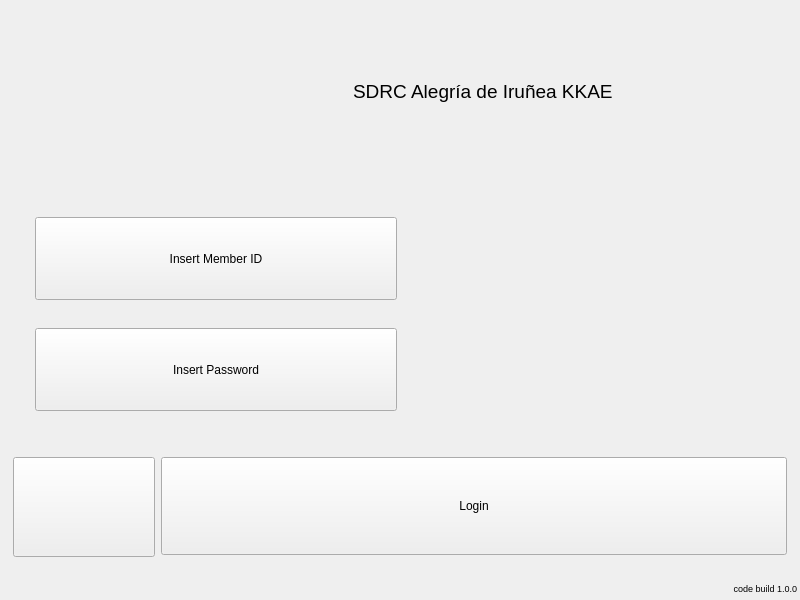
First picture: the form in penyamanager/loginwindow.ui, repository eguzki/penyamanager, before the edit.
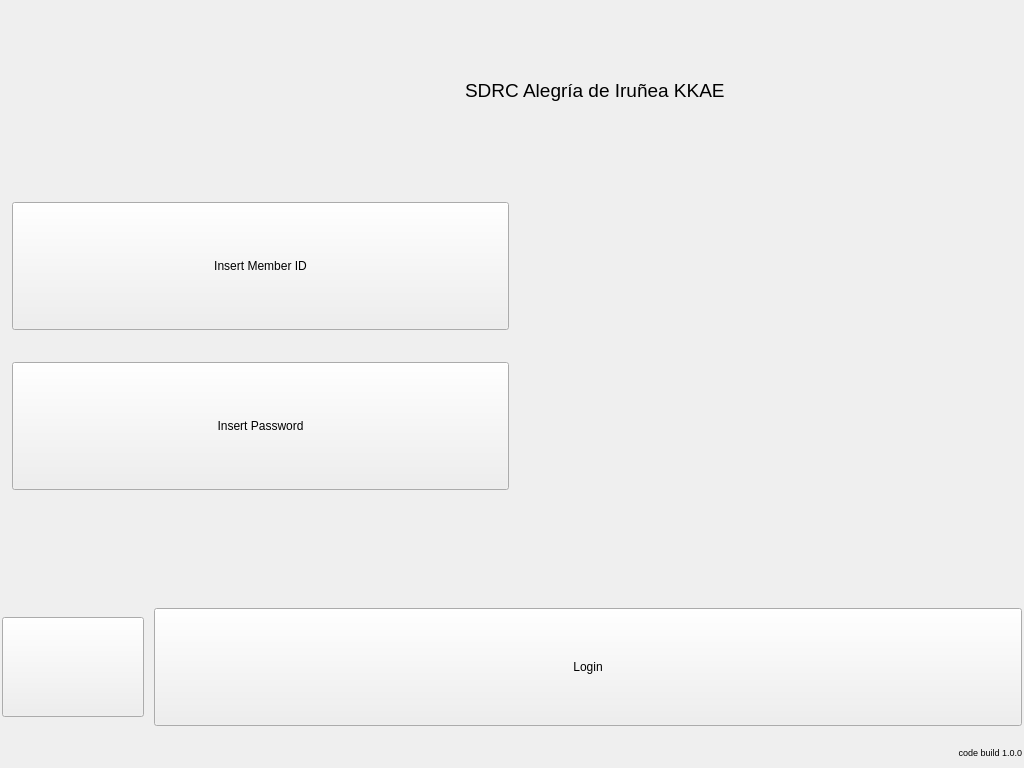
Second picture: the form after the edit. Icons and pictures are not drawn.

Diff of the .ui file:
```diff
--- a/penyamanager/loginwindow.ui
+++ b/penyamanager/loginwindow.ui
@@ -6,14 +6,20 @@
    <rect>
     <x>0</x>
     <y>0</y>
-    <width>800</width>
-    <height>600</height>
+    <width>1024</width>
+    <height>768</height>
    </rect>
   </property>
   <property name="minimumSize">
    <size>
-    <width>800</width>
-    <height>600</height>
+    <width>1024</width>
+    <height>768</height>
+   </size>
+  </property>
+  <property name="maximumSize">
+   <size>
+    <width>1024</width>
+    <height>768</height>
    </size>
   </property>
   <property name="windowTitle">
@@ -24,19 +30,19 @@
   </property>
   <layout class="QVBoxLayout" name="verticalLayout">
    <property name="spacing">
-    <number>2</number>
+    <number>10</number>
    </property>
    <property name="leftMargin">
-    <number>2</number>
+    <number>1</number>
    </property>
    <property name="topMargin">
-    <number>2</number>
+    <number>1</number>
    </property>
    <property name="rightMargin">
-    <number>2</number>
+    <number>1</number>
    </property>
    <property name="bottomMargin">
-    <number>2</number>
+    <number>1</number>
    </property>
    <item>
     <widget class="QFrame" name="topFrame">
@@ -71,13 +77,13 @@
         <property name="minimumSize">
          <size>
           <width>160</width>
-          <height>0</height>
+          <height>162</height>
          </size>
         </property>
         <property name="maximumSize">
          <size>
           <width>160</width>
-          <height>16777215</height>
+          <height>162</height>
          </size>
         </property>
         <property name="styleSheet">
@@ -114,13 +120,19 @@
     </widget>
    </item>
    <item>
-    <widget class="QFrame" name="loginFrame">
-     <layout class="QVBoxLayout" name="verticalLayout_2">
-      <item>
-       <widget class="QWidget" name="loginInfoWidget" native="true">
-        <layout class="QVBoxLayout" name="verticalLayout_3">
-         <item>
           <widget class="QWidget" name="memberIdWidget" native="true">
+     <property name="minimumSize">
+      <size>
+       <width>0</width>
+       <height>150</height>
+      </size>
+     </property>
+     <property name="maximumSize">
+      <size>
+       <width>16777215</width>
+       <height>150</height>
+      </size>
+     </property>
            <layout class="QHBoxLayout" name="horizontalLayout_3">
             <item>
              <widget class="QPushButton" name="memberIdPushButton">
@@ -147,6 +159,18 @@
          </item>
          <item>
           <widget class="QWidget" name="passwordWidget" native="true">
+     <property name="minimumSize">
+      <size>
+       <width>0</width>
+       <height>150</height>
+      </size>
+     </property>
+     <property name="maximumSize">
+      <size>
+       <width>16777215</width>
+       <height>150</height>
+      </size>
+     </property>
            <layout class="QHBoxLayout" name="horizontalLayout_2">
             <item>
              <widget class="QPushButton" name="passwordPushButton">
@@ -171,11 +195,18 @@
            </layout>
           </widget>
          </item>
-        </layout>
-       </widget>
-      </item>
-     </layout>
-    </widget>
+   <item>
+    <spacer name="verticalSpacer">
+     <property name="orientation">
+      <enum>Qt::Vertical</enum>
+     </property>
+     <property name="sizeHint" stdset="0">
+      <size>
+       <width>20</width>
+       <height>40</height>
+      </size>
+     </property>
+    </spacer>
    </item>
    <item>
     <widget class="QWidget" name="loginWidget" native="true">
@@ -192,6 +223,21 @@
       </size>
      </property>
      <layout class="QHBoxLayout" name="horizontalLayout_4">
+      <property name="spacing">
+       <number>10</number>
+      </property>
+      <property name="leftMargin">
+       <number>1</number>
+      </property>
+      <property name="topMargin">
+       <number>1</number>
+      </property>
+      <property name="rightMargin">
+       <number>1</number>
+      </property>
+      <property name="bottomMargin">
+       <number>1</number>
+      </property>
       <item>
        <widget class="QPushButton" name="languagePushButton">
         <property name="sizePolicy">
@@ -270,7 +316,7 @@
      <property name="maximumSize">
       <size>
        <width>16777215</width>
-       <height>20</height>
+       <height>30</height>
       </size>
      </property>
      <layout class="QHBoxLayout" name="horizontalLayout_5">
```
Lines whose indentation alone changed are shown as unchanged.
